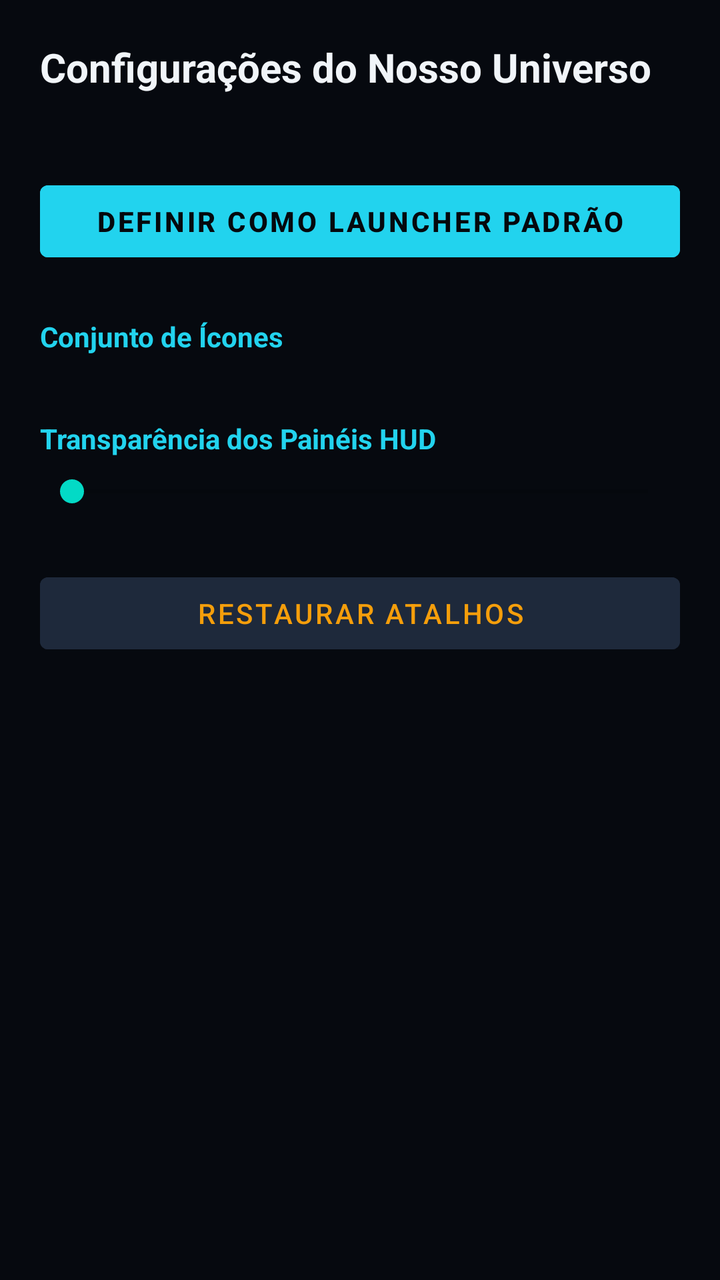
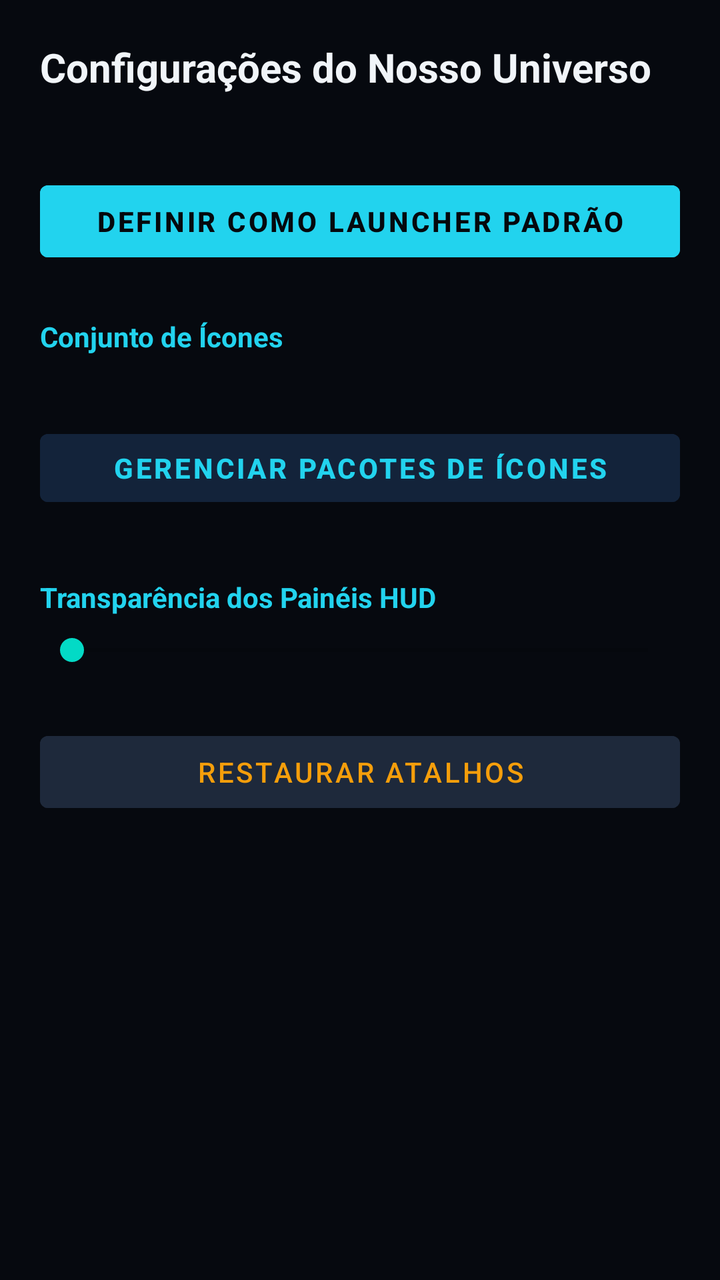

Screens rendered from an Android XML layout before and after an edit, with the pre-edit source and the edit as a unified diff.
<!-- AndroidManifest.xml: application theme Theme.NossoUniverso.Wallpaper -->
<!-- res/layout/activity_settings.xml -->
<?xml version="1.0" encoding="utf-8"?>
<ScrollView xmlns:android="http://schemas.android.com/apk/res/android"
    android:layout_width="match_parent"
    android:layout_height="match_parent"
    android:background="#06090F"
    android:fillViewport="true">

    <LinearLayout
        android:layout_width="match_parent"
        android:layout_height="wrap_content"
        android:orientation="vertical"
        android:padding="20dp">

        <TextView
            android:layout_width="wrap_content"
            android:layout_height="wrap_content"
            android:text="@string/settings_title"
            android:textColor="@color/hud_text_primary"
            android:textSize="20sp"
            android:textStyle="bold" />

        <TextView
            android:id="@+id/txtDefaultStatus"
            android:layout_width="match_parent"
            android:layout_height="wrap_content"
            android:layout_marginTop="12dp"
            android:textColor="@color/hud_text_secondary"
            android:textSize="13sp" />

        <Button
            android:id="@+id/btnSetDefaultLauncher"
            android:layout_width="match_parent"
            android:layout_height="48dp"
            android:layout_marginTop="10dp"
            android:backgroundTint="@color/hud_cyan"
            android:text="@string/set_default_launcher"
            android:textColor="#05080D"
            android:textStyle="bold" />

        <TextView
            android:layout_width="wrap_content"
            android:layout_height="wrap_content"
            android:layout_marginTop="24dp"
            android:text="@string/icon_pack_section"
            android:textColor="@color/hud_cyan"
            android:textSize="14sp"
            android:textStyle="bold" />

        <RadioGroup
            android:id="@+id/radioIconPacks"
            android:layout_width="match_parent"
            android:layout_height="wrap_content"
            android:layout_marginTop="8dp" />

        <TextView
            android:layout_width="wrap_content"
            android:layout_height="wrap_content"
            android:layout_marginTop="24dp"
            android:text="@string/hud_transparency_section"
            android:textColor="@color/hud_cyan"
            android:textSize="14sp"
            android:textStyle="bold" />

        <SeekBar
            android:id="@+id/seekOpacity"
            android:layout_width="match_parent"
            android:layout_height="wrap_content"
            android:layout_marginTop="8dp"
            android:max="70" />

        <Button
            android:id="@+id/btnResetShortcuts"
            android:layout_width="match_parent"
            android:layout_height="48dp"
            android:layout_marginTop="28dp"
            android:backgroundTint="#1E293B"
            android:text="@string/reset_shortcuts"
            android:textColor="@color/hud_amber" />
    </LinearLayout>
</ScrollView>
<!-- resources referenced by this layout -->
<resources>
  <color name="hud_amber">#F59E0B</color>
  <color name="hud_cyan">#22D3EE</color>
  <color name="hud_text_primary">#F1F5F9</color>
  <color name="hud_text_secondary">#94A3B8</color>
  <string name="hud_transparency_section">Transparência dos Painéis HUD</string>
  <string name="icon_pack_section">Conjunto de Ícones</string>
  <string name="reset_shortcuts">Restaurar Atalhos</string>
  <string name="set_default_launcher">Definir como Launcher Padrão</string>
  <string name="settings_title">Configurações do Nosso Universo</string>
  <style name="Theme.NossoUniverso.Wallpaper" parent="Theme.MaterialComponents.DayNight.NoActionBar">
          <item name="android:windowShowWallpaper">true</item>
          <item name="android:windowBackground">@android:color/transparent</item>
          <item name="android:colorBackground">@android:color/transparent</item>
          <item name="android:colorBackgroundCacheHint">@null</item>
          <item name="android:windowContentOverlay">@null</item>
          <item name="android:backgroundDimEnabled">false</item>
          <item name="android:backgroundDimAmount">0.0</item>
          <item name="android:statusBarColor">@android:color/transparent</item>
          <item name="android:navigationBarColor">@android:color/transparent</item>
          <item name="android:windowLightStatusBar">false</item>
          <item name="android:windowDrawsSystemBarBackgrounds">true</item>
      </style>
</resources>

<!-- the commit's change to res/layout/activity_settings.xml (unified diff, before → after) -->
@@ -46,6 +46,24 @@
             android:textSize="14sp"
             android:textStyle="bold" />
 
+        <TextView
+            android:id="@+id/txtSettingsActivePack"
+            android:layout_width="match_parent"
+            android:layout_height="wrap_content"
+            android:layout_marginTop="6dp"
+            android:textColor="@color/hud_text_secondary"
+            android:textSize="12.5sp" />
+
+        <Button
+            android:id="@+id/btnOpenIconPackManager"
+            android:layout_width="match_parent"
+            android:layout_height="46dp"
+            android:layout_marginTop="10dp"
+            android:backgroundTint="#13233A"
+            android:text="@string/manage_icon_packs"
+            android:textColor="@color/hud_cyan"
+            android:textStyle="bold" />
+
         <RadioGroup
             android:id="@+id/radioIconPacks"
             android:layout_width="match_parent"
<!-- resource entries referenced after the edit -->
@@ -6,6 +6,7 @@
   <color name="hud_text_secondary">#94A3B8</color>
   <string name="hud_transparency_section">Transparência dos Painéis HUD</string>
   <string name="icon_pack_section">Conjunto de Ícones</string>
+  <string name="manage_icon_packs">Gerenciar Pacotes de Ícones</string>
   <string name="reset_shortcuts">Restaurar Atalhos</string>
   <string name="set_default_launcher">Definir como Launcher Padrão</string>
   <string name="settings_title">Configurações do Nosso Universo</string>
